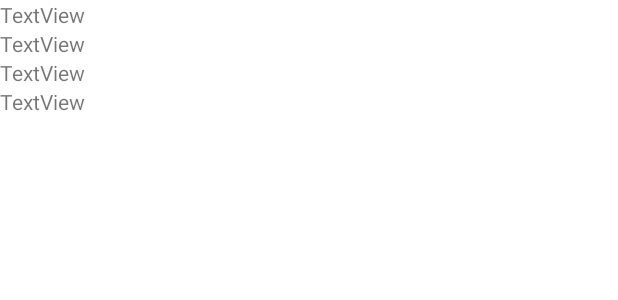
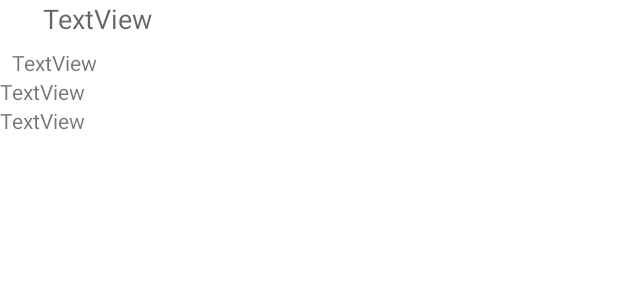
Before and after one commit to LinoHernandez/VeganBuddyApp, an Android app: the layout restaurant_row.xml on its own in the app's theme, with its tools: preview values and no code run, on a phone screen of 412 x 824 dp. Shown: the top 300 px of the screen. Run offline under Robolectric (Android 15) with nearby library versions, the phone set to English and light mode, and no system bars.

Commit message:
Update restaurant_row.xml

```diff
--- a/app/src/main/res/layout/restaurant_row.xml
+++ b/app/src/main/res/layout/restaurant_row.xml
@@ -6,25 +6,28 @@
 
     <TextView
         android:id="@+id/res_name"
-        android:layout_width="match_parent"
-        android:layout_height="wrap_content"
-        android:text="TextView" />
+        android:layout_width="130dp"
+        android:layout_height="32dp"
+        android:text="TextView"
+        android:textAlignment="center"
+        android:textAppearance="@style/TextAppearance.AppCompat.Medium" />
 
     <TextView
         android:id="@+id/res_address"
-        android:layout_width="match_parent"
+        android:layout_width="72dp"
         android:layout_height="wrap_content"
-        android:text="TextView" />
+        android:text="TextView"
+        android:textAlignment="center" />
 
     <TextView
         android:id="@+id/res_distance"
-        android:layout_width="match_parent"
+        android:layout_width="88dp"
         android:layout_height="wrap_content"
         android:text="TextView" />
 
     <TextView
         android:id="@+id/res_review"
-        android:layout_width="match_parent"
+        android:layout_width="83dp"
         android:layout_height="wrap_content"
         android:text="TextView" />
 </LinearLayout>
```
